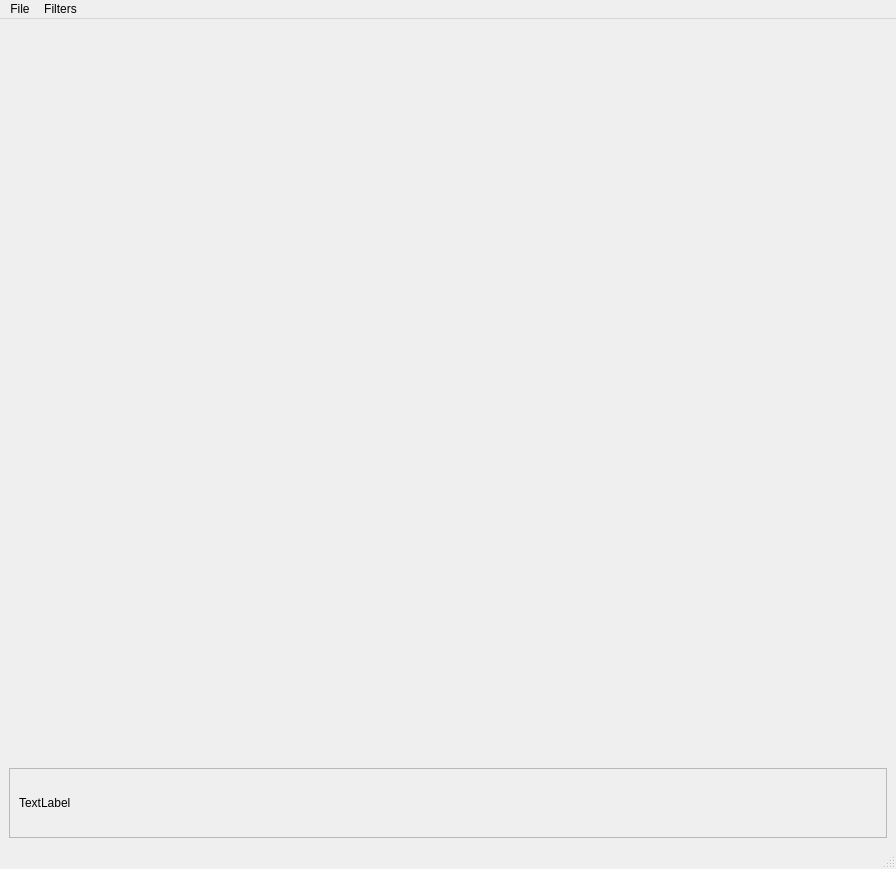
SerfeyZhirnov/PhotoLab, file src/forms/mainwindow.ui: the form before one commit.
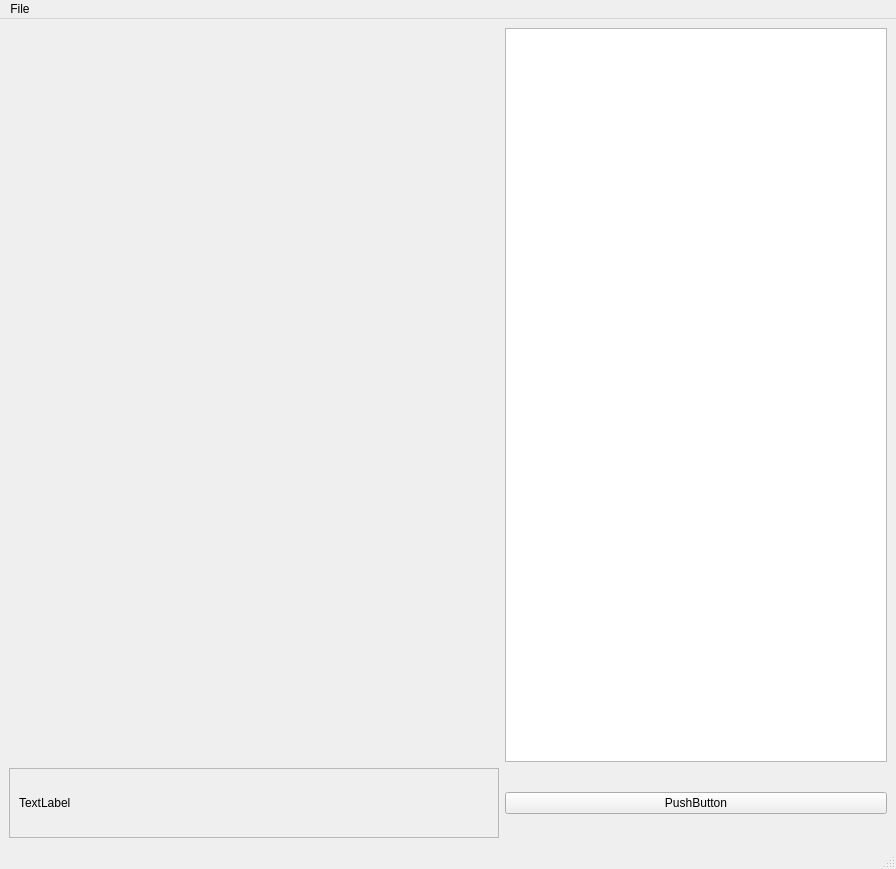
The form after the commit. Icons and pictures are not drawn.

Commit message: Bug with window

Patch:
```diff
--- a/src/forms/mainwindow.ui
+++ b/src/forms/mainwindow.ui
@@ -14,8 +14,8 @@
    <string>PhotoLab</string>
   </property>
   <widget class="QWidget" name="centralwidget">
-   <layout class="QVBoxLayout" name="verticalLayout">
-    <item>
+   <layout class="QGridLayout" name="gridLayout">
+    <item row="0" column="0">
      <widget class="QLabel" name="lb_image">
       <property name="sizePolicy">
        <sizepolicy hsizetype="Ignored" vsizetype="Ignored">
@@ -42,7 +42,7 @@
       </property>
      </widget>
     </item>
-    <item>
+    <item row="1" column="0">
      <widget class="QScrollArea" name="sa_filters">
       <property name="sizePolicy">
        <sizepolicy hsizetype="Expanding" vsizetype="Fixed">
@@ -360,6 +360,16 @@
       </widget>
      </widget>
     </item>
+    <item row="0" column="1">
+     <widget class="QTableView" name="tableView"/>
+    </item>
+    <item row="1" column="1">
+     <widget class="QPushButton" name="pushButton">
+      <property name="text">
+       <string>PushButton</string>
+      </property>
+     </widget>
+    </item>
    </layout>
   </widget>
   <widget class="QMenuBar" name="menubar">
@@ -378,14 +388,7 @@
     <addaction name="act_open"/>
     <addaction name="act_save"/>
    </widget>
-   <widget class="QMenu" name="mn_filters">
-    <property name="title">
-     <string>Filters</string>
-    </property>
-    <addaction name="act_default"/>
-   </widget>
    <addaction name="mn_file"/>
-   <addaction name="mn_filters"/>
   </widget>
   <widget class="QStatusBar" name="status_bar"/>
   <action name="act_open">
```
Left out of the diff: 5 changed lines with no effect on the pictures. The commit also changes 2 other files.
